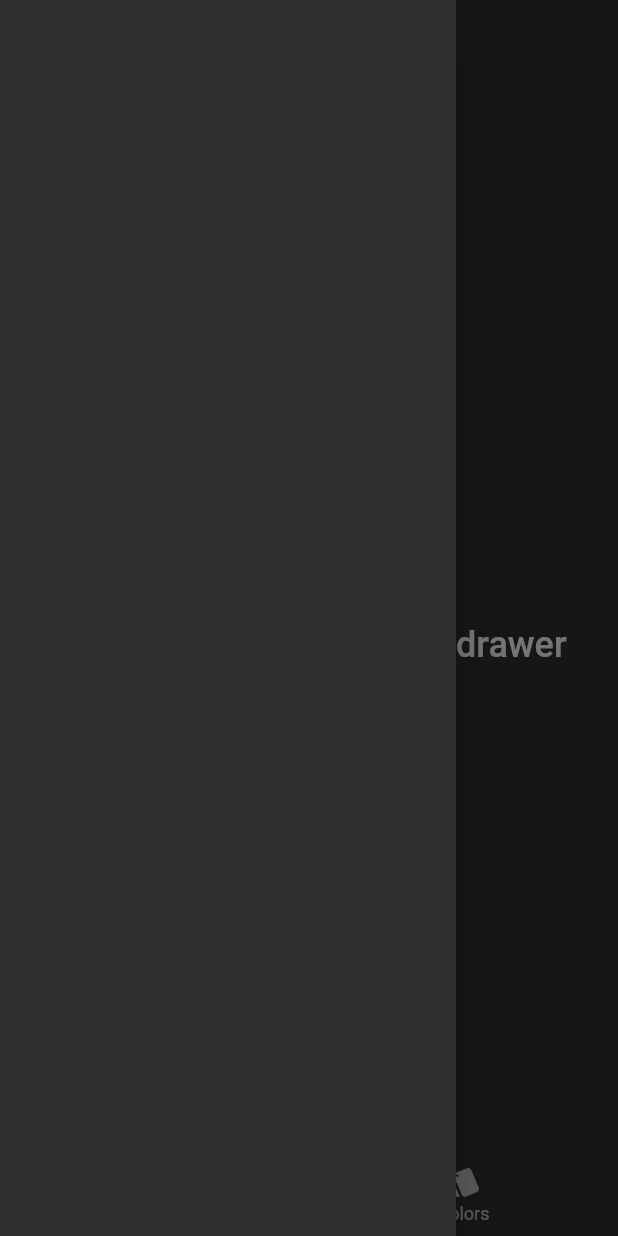
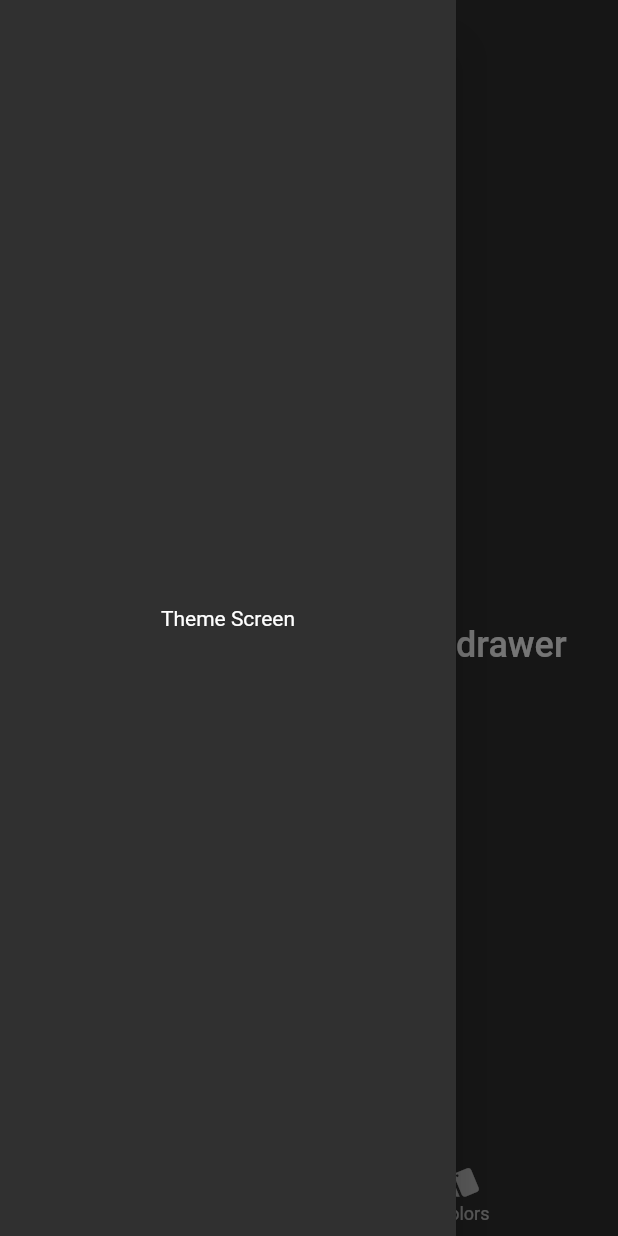
Before and after one commit to Senior033/presentation_materially_better, a Flutter app: the screen it shows after launch, with the side drawer open, on a phone screen of 412 x 824 dp. Run offline on Flutter 3.47's test engine with Material 2 defaults, Android fonts, the phone set to English and light mode, and no system bars.

Commit message:
Step 5: Add empty ThemeScreen to drawer.

```diff
--- a/lib/master_screen.dart
+++ b/lib/master_screen.dart
@@ -1,5 +1,6 @@
 import 'package:final_app/colors_screen.dart';
 import 'package:final_app/plan_screen.dart';
+import 'package:final_app/theme_screen.dart';
 import 'package:flutter/material.dart';
 
 class MasterScreen extends StatefulWidget {
@@ -29,7 +30,9 @@ class _MasterScreenState extends State<MasterScreen> {
         backgroundColor: Colors.transparent,
       ),
       body: screen,
-      drawer: Drawer(),
+      drawer: Drawer(
+        child: ThemeScreen(),
+      ),
       bottomNavigationBar: BottomNavigationBar(
         currentIndex: _pageIndex,
         items: <BottomNavigationBarItem>[
--- /dev/null
+++ b/lib/theme_screen.dart
@@ -0,0 +1,15 @@
+import 'package:flutter/material.dart';
+
+class ThemeScreen extends StatefulWidget {
+  @override
+  _ThemeScreenState createState() => _ThemeScreenState();
+}
+
+class _ThemeScreenState extends State<ThemeScreen> {
+  @override
+  Widget build(BuildContext context) {
+    return Center(
+      child: Text('Theme Screen'),
+    );
+  }
+}
```
